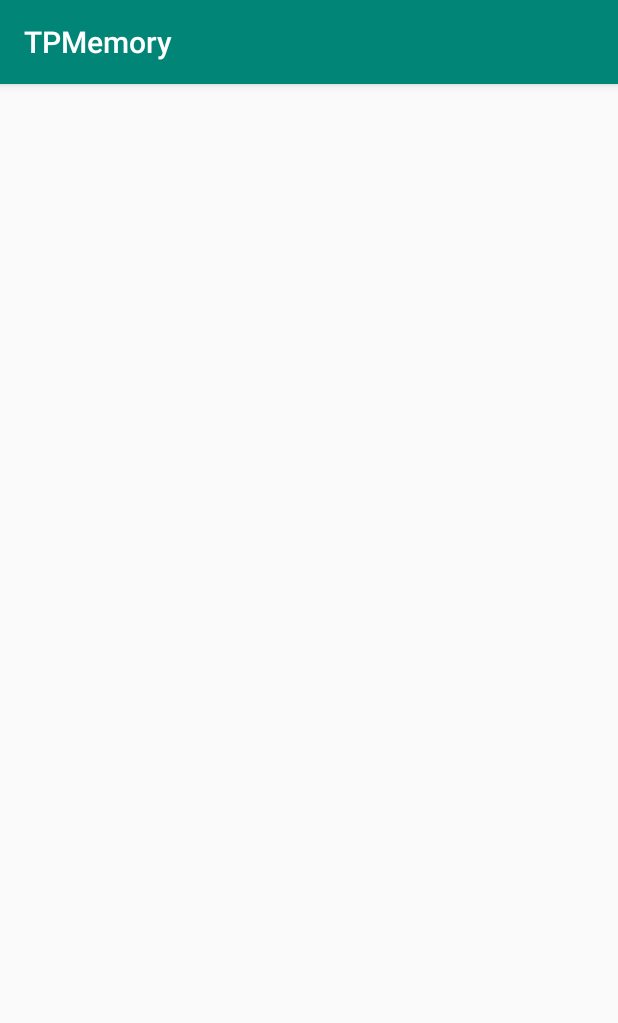
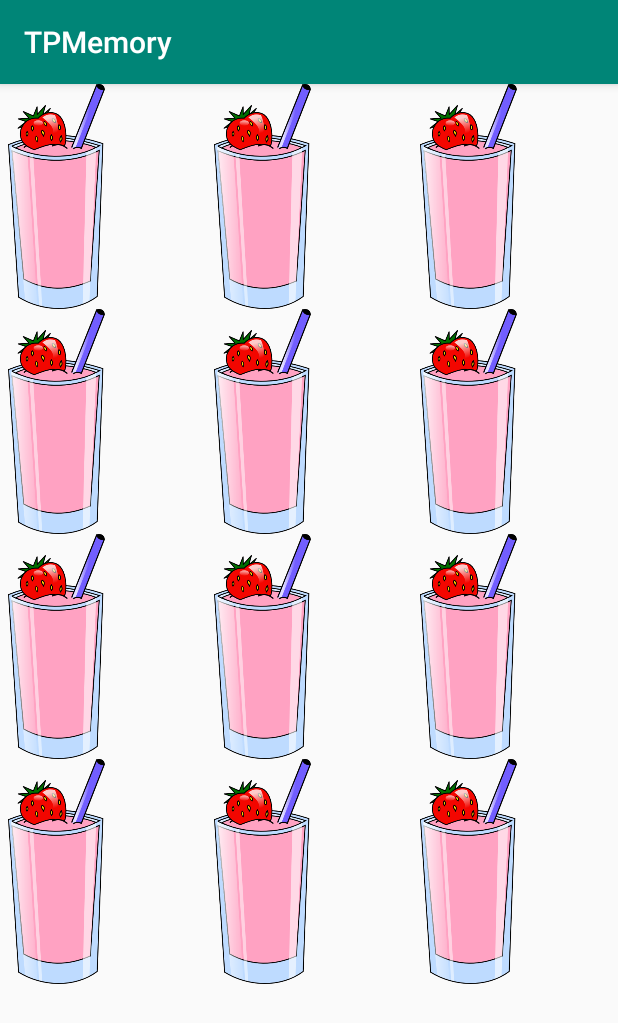
Before and after one commit to florentyvon/Memocktail, an Android app: the GameActivity screen opened directly, with no data from a screen before it, on a phone screen of 412 x 824 dp. Shown: the top 1023 px of the screen. Run offline under Robolectric (Android 15) with nearby library versions, the phone set to English and light mode, and no system bars.

Commit message:
Remove Done TODO and Implement gridview with images

```diff
--- a/app/src/main/java/com/example/zanimos/tpmemory/CocktailScoreFragment.java
+++ b/app/src/main/java/com/example/zanimos/tpmemory/CocktailScoreFragment.java
@@ -46,7 +46,6 @@ public class CocktailScoreFragment extends Fragment {
         setScore();
     }
 
-    // TODO : method for component init (dropwnlist = findViewById(..) .. )
     private void initComponents()
     {
         difficulties = new String[] {getString(R.string.easy), getString(R.string.hard)};
--- a/app/src/main/java/com/example/zanimos/tpmemory/GameActivity.java
+++ b/app/src/main/java/com/example/zanimos/tpmemory/GameActivity.java
@@ -1,40 +1,36 @@
 package com.example.zanimos.tpmemory;
 
+import android.content.res.TypedArray;
+import android.graphics.Bitmap;
+import android.graphics.BitmapFactory;
 import android.os.Bundle;
 import android.support.v7.app.AppCompatActivity;
 import android.view.View;
 import android.widget.AdapterView;
 import android.widget.GridView;
-import android.widget.ImageView;
 import android.widget.Toast;
 
 import java.util.ArrayList;
-import java.util.List;
 
 public class GameActivity extends AppCompatActivity {
 
-    private List<com.example.zanimos.tpmemory.CardFragment> _cards=null;
-    //utilisé pour adapter custom
-    private List<ImageView> _cardsi = null;
+    private ArrayList<CardFragment> _cards=null;
     private CardFragment _cardSelected = null;
-
-    //utilisé pour adapter text
     private GridView _cardsGridView = null;
-    //utilisé pour adapter custom
-    private GridView _cardGridView = null;
+    private ImageAdapter gridAdapter;
 
 
     @Override
     protected void onCreate(Bundle savedInstanceState) {
         super.onCreate(savedInstanceState);
         setContentView(R.layout.activity_game);
-        //tuto : https://www.mkyong.com/android/android-gridview-example/ 2ème partie, sur l'adapter custom, la première fonctionne bien avec du texte si vous voulez vous faire la main
-        _cardGridView = (GridView) findViewById(R.id.cardsGridView);
-        initCardList(R.drawable.img_virgin_mojito);
-        ImageAdapter iA = new ImageAdapter(this);
-        _cardGridView.setAdapter(iA);
+        initComponents();
+        //tuto : https://stacktips.com/tutorials/android/android-gridview-example-building-image-gallery-in-android sauf image item
+        initCardList(R.drawable.img_virgin_daiquiri);
+        gridAdapter = new ImageAdapter(this, R.layout.fragment_card, _cards);
+        _cardsGridView.setAdapter(gridAdapter);
 
-        _cardGridView.setOnItemClickListener(new AdapterView.OnItemClickListener() {
+        _cardsGridView.setOnItemClickListener(new AdapterView.OnItemClickListener() {
             public void onItemClick(AdapterView<?> parent, View v,
                                     int position, long id) {
                 Toast.makeText(
@@ -80,24 +76,17 @@ public class GameActivity extends AppCompatActivity {
     private void initCardList(int cocktailId)
     {
         _cards = new ArrayList<CardFragment>();
-        _cardsi = new ArrayList<>();
         switch(cocktailId)
         {
             case R.drawable.img_virgin_daiquiri :
                 //load virgin daiquiri images
                 for(int i=0; i<12; i++){
                     CardFragment cf = new CardFragment();
-                    cf.setImageVisibility(true);
                     _cards.add(cf);
             }
                 break;
             case R.drawable.img_virgin_mojito :
-                //load virgin mojito images
-                for(int i=0; i<12; i++){
-                    ImageView iV = new ImageView(getBaseContext());
-                    iV.setImageResource(R.drawable.img_virgin_mojito);
-                    _cardsi.add(iV);
-                }
+                //load virgin mojito image
                 break;
             case R.drawable.img_virgin_pina_colada :
                 //load virgin pina colada images
--- a/app/src/main/java/com/example/zanimos/tpmemory/ImageAdapter.java
+++ b/app/src/main/java/com/example/zanimos/tpmemory/ImageAdapter.java
@@ -1,60 +1,49 @@
 package com.example.zanimos.tpmemory;
 
+import android.app.Activity;
 import android.content.Context;
 import android.view.LayoutInflater;
 import android.view.View;
 import android.view.ViewGroup;
-import android.widget.BaseAdapter;
+import android.widget.ArrayAdapter;
 import android.widget.ImageView;
+import android.widget.TextView;
 
-import com.example.zanimos.tpmemory.R;
+import java.util.ArrayList;
 
-public class ImageAdapter extends BaseAdapter {
+public class ImageAdapter extends ArrayAdapter {
+    private Context context;
+    private int layoutResourceId;
+    private ArrayList data = new ArrayList();
 
-    private Context context;
-
-    public ImageAdapter(Context context) {
+    public ImageAdapter(Context context, int layoutResourceId, ArrayList<CardFragment> data) {
+        super(context, layoutResourceId, data);
+        this.layoutResourceId = layoutResourceId;
         this.context = context;
+        this.data = data;
     }
 
     @Override
     public View getView(int position, View convertView, ViewGroup parent) {
+        View row = convertView;
+        ViewHolder holder = null;
 
-        LayoutInflater inflater = (LayoutInflater) context
-                .getSystemService(Context.LAYOUT_INFLATER_SERVICE);
-
-        View gridView;
-
-        if (convertView == null) {
-
-            gridView = new View(context);
-
-            // get layout from mobile.xml
-            gridView = inflater.inflate(R.layout.fragment_card, null);
-
-            // set image based on selected text
-            ImageView imageView = (ImageView) gridView
-                    .findViewById(R.id.cocktailImageView);
-            imageView.setImageResource(R.drawable.img_virgin_mojito);
+        if (row == null) {
+            LayoutInflater inflater = ((Activity) context).getLayoutInflater();
+            row = inflater.inflate(layoutResourceId, parent, false);
+            holder = new ViewHolder();
+            holder.image = (ImageView) row.findViewById(R.id.image);
+            row.setTag(holder);
         } else {
-            gridView = (View) convertView;
+            holder = (ViewHolder) row.getTag();
         }
 
-        return gridView;
+        CardFragment item = (CardFragment) data.get(position);
+        //holder.image.setImageBitmap(item.getImage());
+        return row;
     }
 
-    @Override
-    public int getCount() {
-        return 0;
-    }
-
-    @Override
-    public Object getItem(int position) {
-        return null;
-    }
-
-    @Override
-    public long getItemId(int position) {
-        return 0;
+    static class ViewHolder {
+        ImageView image;
     }
 }
--- a/app/src/main/java/com/example/zanimos/tpmemory/MyFragmentPagerAdapter.java
+++ b/app/src/main/java/com/example/zanimos/tpmemory/MyFragmentPagerAdapter.java
@@ -54,7 +54,6 @@ public class MyFragmentPagerAdapter extends FragmentPagerAdapter {
     @Override
     public CharSequence getPageTitle(int position) {
         switch (position){
-            // TODO : chaines à stocker dans strings.xml
             case 0: return context.getString(R.string.virgin_daiquiri);
             case 1: return context.getString(R.string.virgin_mojito);
             case 2: return context.getString(R.string.virgin_pina_colada);
--- a/app/src/main/res/layout/activity_game.xml
+++ b/app/src/main/res/layout/activity_game.xml
@@ -9,7 +9,8 @@
         android:id="@+id/cardsGridView"
         android:layout_width="match_parent"
         android:layout_height="match_parent"
-        android:numColumns="3"/>
+        android:numColumns="3"
+        android:clickable="true"/>
 
 
 </LinearLayout>
--- a/app/src/main/res/layout/fragment_card.xml
+++ b/app/src/main/res/layout/fragment_card.xml
@@ -4,12 +4,10 @@
     android:layout_height="match_parent"
     android:orientation="vertical">
 
-    <!-- TODO: Update blank fragment layout -->
-
     <ImageView
         android:id="@+id/cocktailImageView"
-        android:layout_width="match_parent"
-        android:layout_height="match_parent"
+        android:layout_width="75dp"
+        android:layout_height="150dp"
         android:contentDescription="@string/descriptionducocktail"
         android:src="@drawable/img_virgin_daiquiri" />
 </LinearLayout>
```
